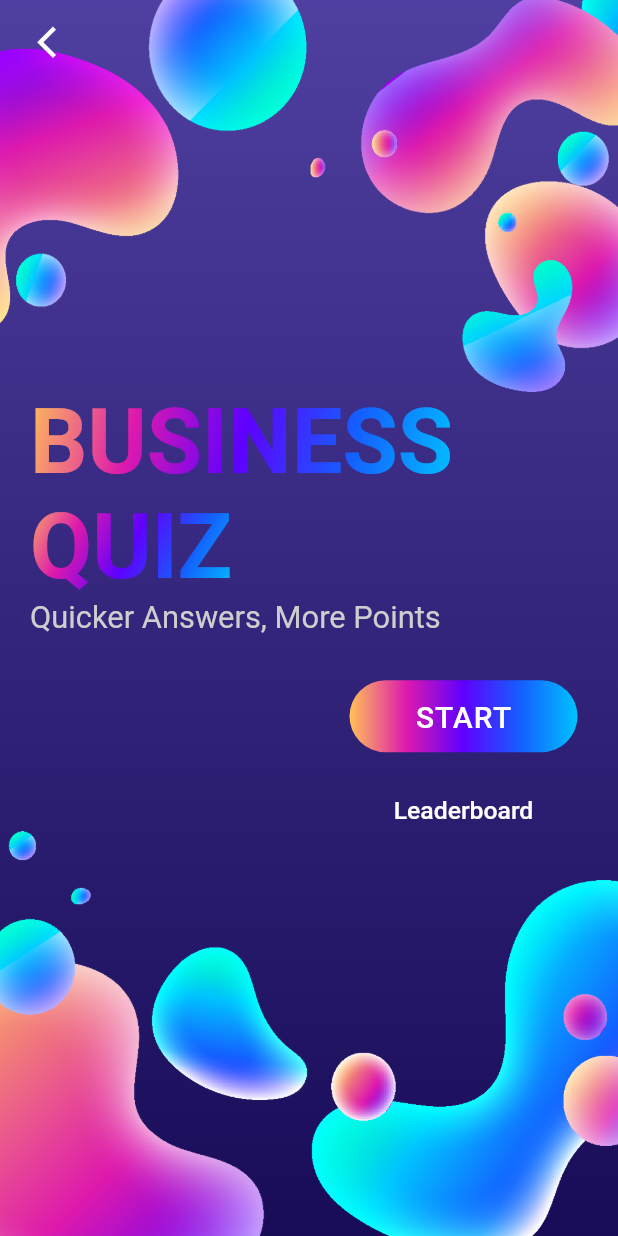
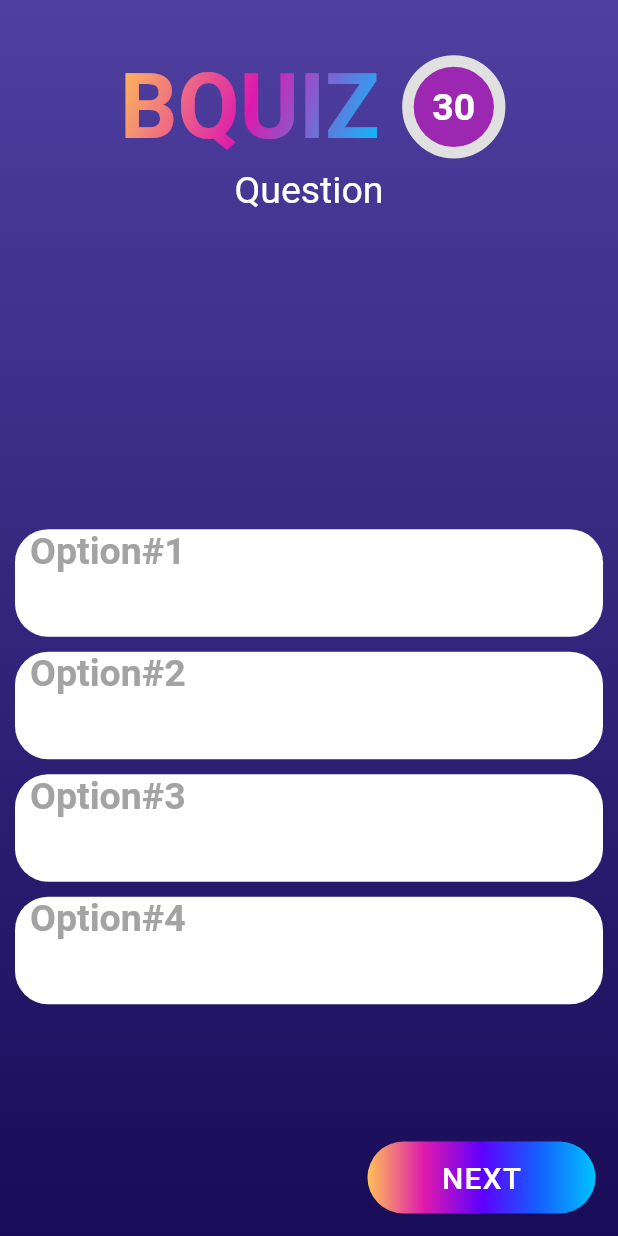
Before and after one commit to ECellNitrr/ECellOfficialApp, a Flutter app: the BQuiz screen opened by its route, after a tap on "START", on a phone screen of 412 x 824 dp. Run offline on Flutter 3.47's test engine with Material 2 defaults, Android fonts, the phone set to English and light mode, and no system bars; drawn by our look-alikes of circular_countdown_timer; our stand-ins replace bloc, data_connection_checker, equatable, flutter_bloc, get_it, google_fonts and 3 more; accounts and stored records are empty.

Commit message:
Added BQuiz UI

```diff
--- a/lib/screens/b_quiz/bquiz.dart
+++ b/lib/screens/b_quiz/bquiz.dart
@@ -1,5 +1,6 @@
 import 'package:ecellapp/core/res/colors.dart';
 import 'package:ecellapp/core/res/dimens.dart';
+import 'package:ecellapp/screens/b_quiz/tabs/quiz.dart';
 import 'package:ecellapp/widgets/gradient_text.dart';
 import 'package:ecellapp/widgets/screen_background.dart';
 import 'package:flutter/material.dart';
@@ -87,6 +88,7 @@ class BQuiz extends StatelessWidget {
                         color: Colors.transparent,
                         onPressed: () {
                           //TODO: remove brackets and add func
+                          Navigator.push(context, MaterialPageRoute(builder: (BuildContext context)=>Quiz()));
                         },
                         child: Container(
                           height: 30,
--- /dev/null
+++ b/lib/screens/b_quiz/tabs/quiz.dart
@@ -0,0 +1,171 @@
+import 'package:ecellapp/core/res/colors.dart';
+import 'package:ecellapp/core/res/dimens.dart';
+import 'package:ecellapp/widgets/gradient_text.dart';
+import 'package:ecellapp/widgets/screen_background.dart';
+import 'package:flutter/material.dart';
+import 'package:circular_countdown_timer/circular_countdown_timer.dart';
+
+
+class Quiz extends StatefulWidget {
+  @override
+  State<Quiz> createState() => _QuizState();
+}
+
+class _QuizState extends State<Quiz> {
+  @override
+  Widget build(BuildContext context) {
+    double ratio = MediaQuery.of(context).size.aspectRatio;
+    double height = MediaQuery.of(context).size.height;
+    double width = MediaQuery.of(context).size.width;
+    double heightFactor = height / 1000;
+    return Scaffold(
+      body: Stack(children: [
+        ScreenBackground(elementId: 0),
+        Container(
+          width: width,
+          child: Column(
+            crossAxisAlignment: CrossAxisAlignment.center,
+            mainAxisAlignment: MainAxisAlignment.start,
+            children: [
+              SizedBox(height: 30.0,),
+              Row(
+                mainAxisAlignment: MainAxisAlignment.center,
+                children: [
+                  GradientText("BQUIZ",
+                      gradient: LinearGradient(
+                        colors: [
+                          C.bQuizGradient1,
+                          C.bQuizGradient2,
+                          C.bQuizGradient5,
+                        ],
+                        begin: Alignment.topLeft,
+                        end: Alignment.bottomRight,
+                      )),
+                  SizedBox(width: 20.0,),
+                  CircularCountDownTimer(
+                    duration: 30,
+                    initialDuration: 0,
+                    controller: CountDownController(),
+                    width: MediaQuery.of(context).size.width / 7,
+                    height: MediaQuery.of(context).size.height / 10,
+                    ringColor: Colors.grey[300],
+                    fillColor: Colors.purpleAccent[100],
+                    backgroundColor: Colors.purple[500],
+                    strokeWidth: 10.0,
+                    strokeCap: StrokeCap.round,
+                    textStyle: TextStyle(
+                        fontSize: 25.0, color: Colors.white, fontWeight: FontWeight.bold),
+                    textFormat: CountdownTextFormat.S,
+                    isReverse: true,
+                    isReverseAnimation: false,
+                    isTimerTextShown: true,
+                    autoStart: true,
+                    onStart: () {
+                      debugPrint('Countdown Started');
+                    },
+                    onComplete: () {
+                      debugPrint('Countdown Ended');
+                    },
+                  ),
+                ],
+              ),
+              Container(
+                height: height/3.5,
+                child: Text("Question",style: TextStyle(
+                  fontSize: 25.0,
+                  color: Colors.white,
+                ),),
+              ),
+              Options(height: height, width: width,option: "Option#1",),
+              Options(height: height, width: width,option: "Option#2"),
+              Options(height: height, width: width,option: "Option#3"),
+              Options(height: height, width: width,option: "Option#4"),
+            ],
+          ),
+        ),
+        Positioned(
+          right: 15.0,
+          bottom: 15.0,
+          child: Container(
+            decoration: BoxDecoration(
+              gradient: LinearGradient(
+                colors: [
+                  C.bQuizGradient1,
+                  C.bQuizGradient2,
+                  C.bQuizGradient3,
+                  C.bQuizGradient4,
+                  C.bQuizGradient5,
+                ],
+                begin: Alignment.centerLeft,
+                end: Alignment.centerRight,
+              ),
+              borderRadius: BorderRadius.all(Radius.circular(30)),
+            ),
+            child: FlatButton(
+              shape: RoundedRectangleBorder(
+                borderRadius: BorderRadius.all(Radius.circular(30)),
+              ),
+              color: Colors.transparent,
+              onPressed: ()=>print("NACHO"),
+              child: Container(
+                height: 30,
+                width: 120,
+                alignment: Alignment.center,
+                child: Text(
+                  "NEXT",
+                  style: TextStyle(
+                    letterSpacing: 0.75,
+                    color: C.primaryUnHighlightedColor,
+                    fontSize: 20,
+                  ),
+                ),
+              ),
+            ),
+          ),
+        ),
+      ]),
+    );
+  }
+}
+
+class Options extends StatelessWidget {
+  Options({
+    Key key,
+    @required this.height,
+    @required this.width,
+    @required this.option,
+  }) : super(key: key);
+
+  final double height;
+  final double width;
+  String option;
+
+  @override
+  Widget build(BuildContext context) {
+    return GestureDetector(
+      onTap: ()=>print("HIT"),
+      child: Padding(
+        padding: const EdgeInsets.fromLTRB(10, 5, 10, 5),
+        child: Container(
+          height: height/11.5,
+          width: width,
+          decoration: BoxDecoration(
+            color: Colors.white,
+            borderRadius: BorderRadius.circular(22),
+          ),
+          child: Padding(
+            padding: const EdgeInsets.fromLTRB(10, 0, 0, 0),
+            child: Text(
+              option,
+              style: TextStyle(
+                fontSize: 25,
+                color: C.cardFontColor,
+                fontWeight: FontWeight.w600,
+              ),
+            ),
+          ),
+        ),
+      ),
+    );
+  }
+}
--- a/pubspec.yaml
+++ b/pubspec.yaml
@@ -25,6 +25,7 @@ dependencies:
   rxdart: ^0.25.0
   shared_preferences: ^0.5.12+4
   url_launcher: ^5.7.10
+  circular_countdown_timer: ^0.2.1
 
 dev_dependencies:
   flutter_test:
```
Also changed, not shown: pubspec.lock.
